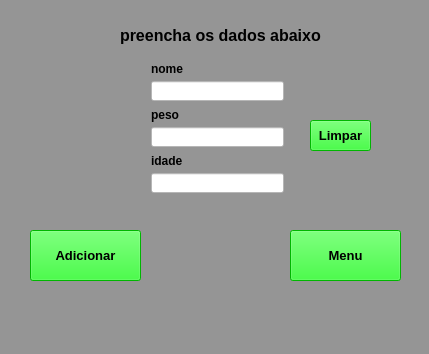
Above: tela_de_adicao.ui from FearmasterATX/projeto_gym_helper before the change. Below: the same form after it.
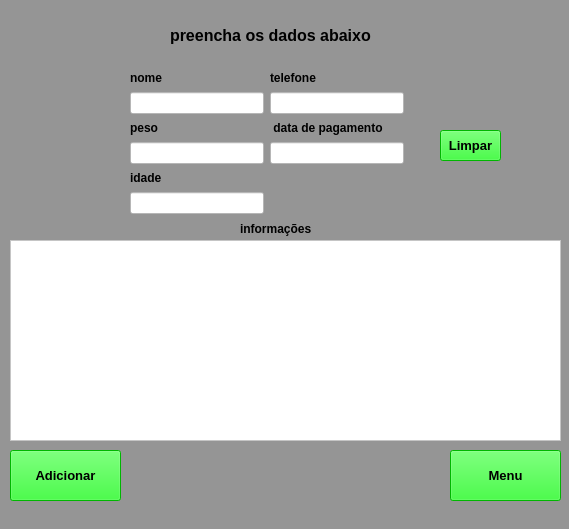
That is the form after the change.

Commit message: forma mudadas as telas no QT.

Patch:
```diff
--- a/tela_de_adicao.ui
+++ b/tela_de_adicao.ui
@@ -6,8 +6,8 @@
    <rect>
     <x>0</x>
     <y>0</y>
-    <width>429</width>
-    <height>354</height>
+    <width>569</width>
+    <height>529</height>
    </rect>
   </property>
   <property name="windowTitle">
@@ -17,109 +17,10 @@
    <string notr="true">background-color: rgb(149, 149, 149);</string>
   </property>
   <widget class="QWidget" name="centralwidget">
-   <widget class="QLineEdit" name="lineEdit">
-    <property name="geometry">
-     <rect>
-      <x>151</x>
-      <y>81</y>
-      <width>133</width>
-      <height>20</height>
-     </rect>
-    </property>
-    <property name="styleSheet">
-     <string notr="true">background-color: rgb(255, 255, 255);</string>
-    </property>
-   </widget>
-   <widget class="QLineEdit" name="lineEdit_2">
-    <property name="geometry">
-     <rect>
-      <x>151</x>
-      <y>127</y>
-      <width>133</width>
-      <height>20</height>
-     </rect>
-    </property>
-    <property name="styleSheet">
-     <string notr="true">background-color: rgb(255, 255, 255);</string>
-    </property>
-   </widget>
-   <widget class="QLabel" name="label">
-    <property name="geometry">
-     <rect>
-      <x>151</x>
-      <y>61</y>
-      <width>34</width>
-      <height>16</height>
-     </rect>
-    </property>
-    <property name="font">
-     <font>
-      <pointsize>9</pointsize>
-      <weight>75</weight>
-      <bold>true</bold>
-     </font>
-    </property>
-    <property name="text">
-     <string>nome</string>
-    </property>
-   </widget>
-   <widget class="QLabel" name="label_2">
-    <property name="geometry">
-     <rect>
-      <x>151</x>
-      <y>107</y>
-      <width>29</width>
-      <height>16</height>
-     </rect>
-    </property>
-    <property name="font">
-     <font>
-      <pointsize>9</pointsize>
-      <weight>75</weight>
-      <bold>true</bold>
-     </font>
-    </property>
-    <property name="text">
-     <string>peso</string>
-    </property>
-   </widget>
-   <widget class="QLabel" name="label_3">
-    <property name="geometry">
-     <rect>
-      <x>151</x>
-      <y>153</y>
-      <width>33</width>
-      <height>16</height>
-     </rect>
-    </property>
-    <property name="font">
-     <font>
-      <pointsize>9</pointsize>
-      <weight>75</weight>
-      <bold>true</bold>
-     </font>
-    </property>
-    <property name="text">
-     <string>idade</string>
-    </property>
-   </widget>
-   <widget class="QLineEdit" name="lineEdit_3">
-    <property name="geometry">
-     <rect>
-      <x>151</x>
-      <y>173</y>
-      <width>133</width>
-      <height>20</height>
-     </rect>
-    </property>
-    <property name="styleSheet">
-     <string notr="true">background-color: rgb(255, 255, 255);</string>
-    </property>
-   </widget>
    <widget class="QLabel" name="label_4">
     <property name="geometry">
      <rect>
-      <x>120</x>
+      <x>170</x>
       <y>20</y>
       <width>221</width>
       <height>31</height>
@@ -139,8 +40,8 @@
    <widget class="QPushButton" name="pushButton_2">
     <property name="geometry">
      <rect>
-      <x>30</x>
-      <y>230</y>
+      <x>10</x>
+      <y>450</y>
       <width>111</width>
       <height>51</height>
      </rect>
@@ -162,8 +63,8 @@
    <widget class="QPushButton" name="pushButton_3">
     <property name="geometry">
      <rect>
-      <x>290</x>
-      <y>230</y>
+      <x>450</x>
+      <y>450</y>
       <width>111</width>
       <height>51</height>
      </rect>
@@ -185,8 +86,8 @@
    <widget class="QPushButton" name="pushButton_4">
     <property name="geometry">
      <rect>
-      <x>310</x>
-      <y>120</y>
+      <x>440</x>
+      <y>130</y>
       <width>61</width>
       <height>31</height>
      </rect>
@@ -205,6 +106,156 @@
      <string>Limpar</string>
     </property>
    </widget>
+   <widget class="QTextEdit" name="textinformacoesad">
+    <property name="geometry">
+     <rect>
+      <x>10</x>
+      <y>240</y>
+      <width>551</width>
+      <height>201</height>
+     </rect>
+    </property>
+    <property name="styleSheet">
+     <string notr="true">background-color: rgb(255, 255, 255);</string>
+    </property>
+   </widget>
+   <widget class="QLabel" name="label_7">
+    <property name="geometry">
+     <rect>
+      <x>240</x>
+      <y>220</y>
+      <width>81</width>
+      <height>18</height>
+     </rect>
+    </property>
+    <property name="font">
+     <font>
+      <pointsize>9</pointsize>
+      <weight>75</weight>
+      <bold>true</bold>
+     </font>
+    </property>
+    <property name="text">
+     <string>informações </string>
+    </property>
+   </widget>
+   <widget class="QWidget" name="">
+    <property name="geometry">
+     <rect>
+      <x>130</x>
+      <y>70</y>
+      <width>274</width>
+      <height>144</height>
+     </rect>
+    </property>
+    <layout class="QGridLayout" name="gridLayout">
+     <item row="2" column="0">
+      <widget class="QLabel" name="label_2">
+       <property name="font">
+        <font>
+         <pointsize>9</pointsize>
+         <weight>75</weight>
+         <bold>true</bold>
+        </font>
+       </property>
+       <property name="text">
+        <string>peso</string>
+       </property>
+      </widget>
+     </item>
+     <item row="3" column="0">
+      <widget class="QLineEdit" name="lineEdit_2">
+       <property name="styleSheet">
+        <string notr="true">background-color: rgb(255, 255, 255);</string>
+       </property>
+      </widget>
+     </item>
+     <item row="0" column="0">
+      <widget class="QLabel" name="label">
+       <property name="font">
+        <font>
+         <pointsize>9</pointsize>
+         <weight>75</weight>
+         <bold>true</bold>
+        </font>
+       </property>
+       <property name="text">
+        <string>nome</string>
+       </property>
+      </widget>
+     </item>
+     <item row="0" column="1">
+      <widget class="QLabel" name="label_5">
+       <property name="font">
+        <font>
+         <pointsize>9</pointsize>
+         <weight>75</weight>
+         <bold>true</bold>
+        </font>
+       </property>
+       <property name="text">
+        <string>telefone</string>
+       </property>
+      </widget>
+     </item>
+     <item row="1" column="0">
+      <widget class="QLineEdit" name="lineEdit">
+       <property name="styleSheet">
+        <string notr="true">background-color: rgb(255, 255, 255);</string>
+       </property>
+      </widget>
+     </item>
+     <item row="1" column="1">
+      <widget class="QLineEdit" name="linetelefonead">
+       <property name="styleSheet">
+        <string notr="true">background-color: rgb(255, 255, 255);</string>
+       </property>
+      </widget>
+     </item>
+     <item row="2" column="1">
+      <widget class="QLabel" name="label_6">
+       <property name="font">
+        <font>
+         <pointsize>9</pointsize>
+         <weight>75</weight>
+         <bold>true</bold>
+        </font>
+       </property>
+       <property name="text">
+        <string> data de pagamento</string>
+       </property>
+      </widget>
+     </item>
+     <item row="3" column="1">
+      <widget class="QLineEdit" name="linedatapgad">
+       <property name="styleSheet">
+        <string notr="true">background-color: rgb(255, 255, 255);</string>
+       </property>
+      </widget>
+     </item>
+     <item row="4" column="0">
+      <widget class="QLabel" name="label_3">
+       <property name="font">
+        <font>
+         <pointsize>9</pointsize>
+         <weight>75</weight>
+         <bold>true</bold>
+        </font>
+       </property>
+       <property name="text">
+        <string>idade</string>
+       </property>
+      </widget>
+     </item>
+     <item row="5" column="0">
+      <widget class="QLineEdit" name="lineEdit_3">
+       <property name="styleSheet">
+        <string notr="true">background-color: rgb(255, 255, 255);</string>
+       </property>
+      </widget>
+     </item>
+    </layout>
+   </widget>
   </widget>
   <widget class="QStatusBar" name="statusbar"/>
  </widget>
```
Left out of the diff: 52 changed lines with no effect on the pictures. The commit also changes 2 other files.
